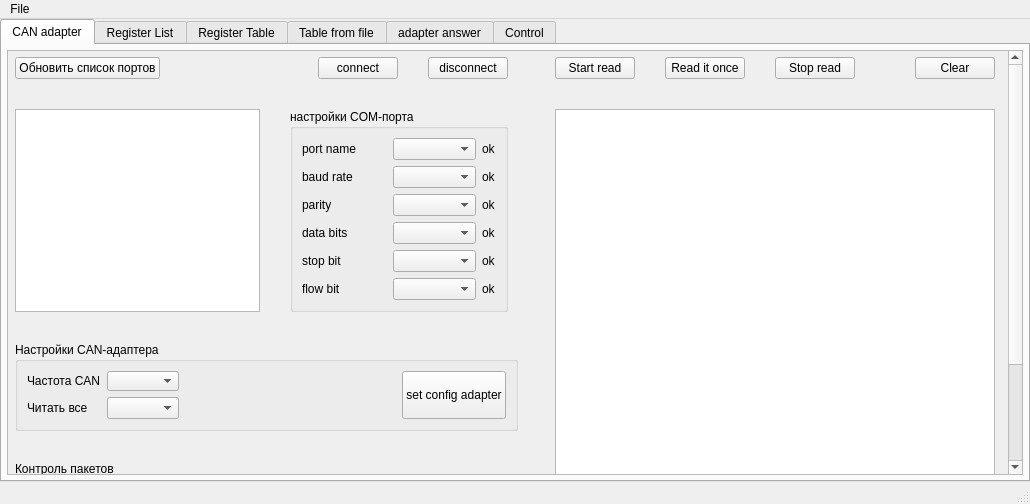
Old version of the form mainwindow.ui in the repository totktobroditvokrug/EL205-QT.
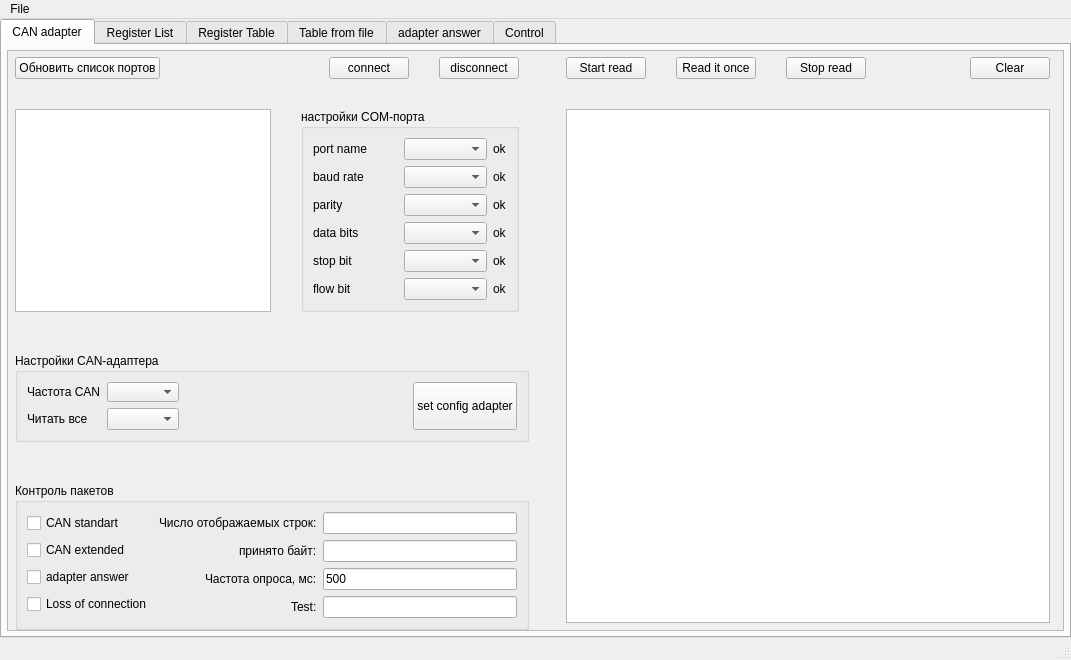
New version of the form. The open tabs and pages were chosen to show the change.

The edit to the form file:
```diff
--- a/mainwindow.ui
+++ b/mainwindow.ui
@@ -6,8 +6,8 @@
    <rect>
     <x>0</x>
     <y>0</y>
-    <width>1030</width>
-    <height>504</height>
+    <width>1071</width>
+    <height>660</height>
    </rect>
   </property>
   <property name="windowTitle">
@@ -77,8 +77,8 @@
             <rect>
              <x>0</x>
              <y>0</y>
-             <width>991</width>
-             <height>527</height>
+             <width>1053</width>
+             <height>565</height>
             </rect>
            </property>
            <layout class="QGridLayout" name="gridLayout_4">
@@ -1220,7 +1220,7 @@
     <rect>
      <x>0</x>
      <y>0</y>
-     <width>1030</width>
+     <width>1071</width>
      <height>26</height>
     </rect>
    </property>
```
Left out of the diff: 2 changed lines with no effect on the pictures.
